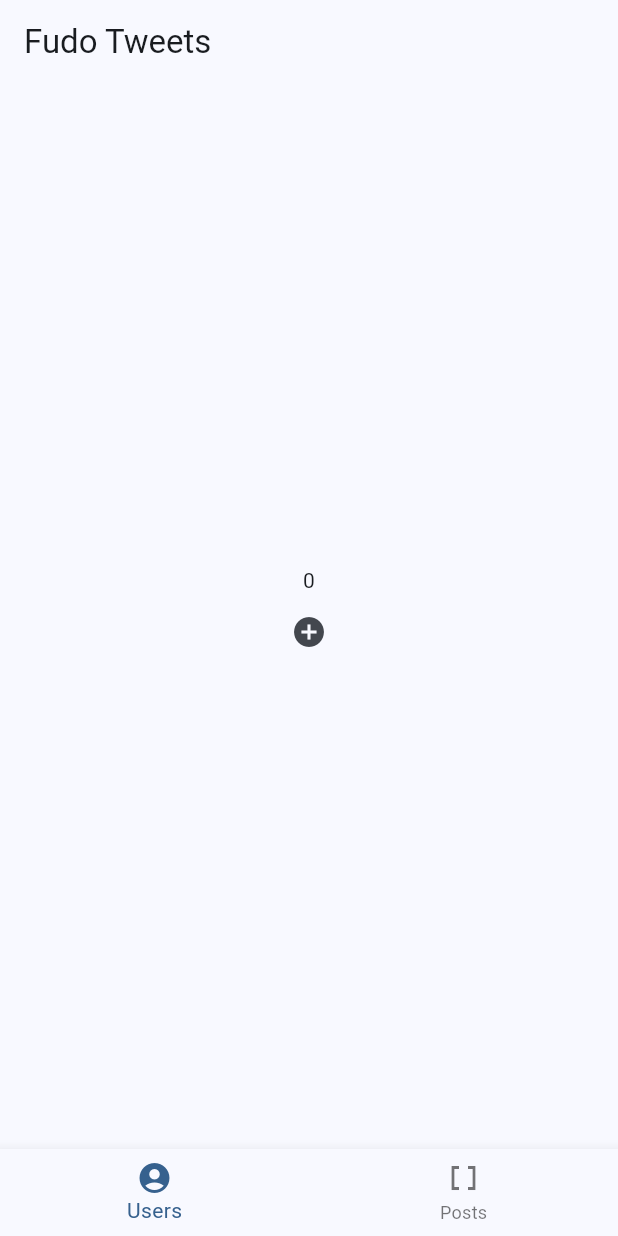
After one commit to gigonzalezs/fudo_challenge, a Flutter app: the screen it shows after launch, on a phone screen of 412 x 824 dp. The commit adds this screen. Run offline on Flutter 3.47's test engine with Material 2 defaults, Android fonts, the phone set to English and light mode, and no system bars; our stand-ins replace flutter_bloc, flutter_login.

Commit message:
spread implementation

```diff
--- /dev/null
+++ b/lib/pages/home6/home6_page.dart
@@ -0,0 +1,79 @@
+
+import 'package:flutter/material.dart';
+import 'package:fudo_challenge/config.dart';
+import 'package:fudo_challenge/framework/spread_state.dart';
+import 'package:fudo_challenge/pages/home6/widgets/posts.dart';
+import 'package:fudo_challenge/pages/home6/widgets/users.dart';
+import '../../framework/spread_builder.dart';
+import 'home6_states.dart';
+
+class HomePage6 extends StatelessWidget {
+  final Users6State users = Users6State(id: 'users');
+  final Posts6State posts = Posts6State(id: 'posts');
+
+  HomePage6({super.key
+  });
+
+
+  @override
+  Widget build(BuildContext context) {
+    SpreadState().emit<Home6PageState>(users);
+    SpreadState().emitEntity(users);
+    SpreadState().emitEntity(posts);
+
+    return Scaffold(
+        appBar: _appbar,
+        bottomNavigationBar: _navigator(context),
+        body: Spread<Home6PageState>(
+          builder: _homeBody,
+        )
+    );
+  }
+
+  Widget _homeBody(BuildContext context, Home6PageState? state) {
+    switch(state.runtimeType) {
+      case Posts6State: {
+        return Posts6Page(posts: posts);
+      }
+      case Users6State:
+      default: {
+        return Users6Page(users: users);
+      }
+    }
+  }
+
+  AppBar get _appbar => AppBar(
+    title: Text(appName),
+  );
+
+  BottomNavigationBar _navigator(BuildContext context) => BottomNavigationBar(
+    onTap: onNavigatorTap,
+    items: const <BottomNavigationBarItem>[
+      BottomNavigationBarItem(
+        icon: Icon(Icons.account_circle),
+        label: 'Users',
+      ),
+      BottomNavigationBarItem(
+        icon: Icon(Icons.data_array),
+        label: 'Posts',
+      ),
+    ],
+  );
+
+
+  Future onNavigatorTap(int index) async {
+    print('navigator tap: $index');
+    switch(index) {
+      case 0: {
+        users.increment();
+        SpreadState().emit<Home6PageState>(users);
+        break;
+      }
+      case 1: {
+        posts.increment();
+        SpreadState().emit<Home6PageState>(posts);
+        break;
+      }
+    }
+  }
+}
--- /dev/null
+++ b/lib/pages/home6/home6_states.dart
@@ -0,0 +1,26 @@
+
+import 'package:fudo_challenge/framework/spread_state.dart';
+
+abstract class Home6PageState
+    implements Entity {
+  final String id;
+  int _count = 0;
+
+  Home6PageState(this.id);
+
+  void increment() {
+    _count ++;
+  }
+  int get count => _count;
+
+  @override
+  String get entityId => id;
+}
+
+class Users6State extends Home6PageState {
+  Users6State({required String id}) : super(id);
+}
+
+class Posts6State extends Home6PageState {
+  Posts6State({required String id}) : super(id);
+}
--- /dev/null
+++ b/lib/pages/home6/widgets/posts.dart
@@ -0,0 +1,33 @@
+
+import 'package:flutter/cupertino.dart';
+import 'package:flutter/material.dart';
+import 'package:fudo_challenge/framework/spread_builder.dart';
+
+import '../../../framework/spread_state.dart';
+import '../home6_states.dart';
+
+class Posts6Page extends StatelessWidget {
+  final Posts6State posts;
+  const Posts6Page({super.key, required this.posts});
+
+  @override
+  Widget build(BuildContext context) => Center(
+    child: Column(
+        mainAxisAlignment: MainAxisAlignment.center,
+        children: [
+          Spread<Posts6State>(
+              entity: posts,
+              builder: (BuildContext context, Posts6State? state) {
+                return Text(state?.count.toString() ?? "<POSTS>");
+              }),
+          IconButton(
+              onPressed: () {
+                print('increment posts');
+                posts.increment();
+                SpreadState().emitEntity(posts);
+              },
+              icon: const Icon(Icons.add_circle))
+        ],
+      )
+  );
+}
--- /dev/null
+++ b/lib/pages/home6/widgets/users.dart
@@ -0,0 +1,32 @@
+import 'package:flutter/cupertino.dart';
+import 'package:flutter/material.dart';
+import 'package:fudo_challenge/framework/spread_builder.dart';
+import 'package:fudo_challenge/framework/spread_state.dart';
+
+import '../home6_states.dart';
+
+class Users6Page extends StatelessWidget {
+  final Users6State users;
+  const Users6Page({super.key, required this.users});
+
+  @override
+  Widget build(BuildContext context) => Center(
+      child: Column(
+        mainAxisAlignment: MainAxisAlignment.center,
+        children: [
+          Spread<Users6State>(
+              entity: users,
+              builder: (BuildContext context, Users6State? state) {
+                return Text(state?.count.toString() ?? "<USERS>");
+              }),
+          IconButton(
+              onPressed: () {
+                print('increment users');
+                users.increment();
+                SpreadState().emitEntity(users);
+              },
+              icon: const Icon(Icons.add_circle))
+        ],
+      )
+  );
+}
--- a/lib/pages/page_builder.dart
+++ b/lib/pages/page_builder.dart
@@ -3,11 +3,11 @@ import 'package:flutter/cupertino.dart';
 import 'package:fudo_challenge/pages/login/login_controller.dart';
 import 'package:fudo_challenge/repositories/JsonPlaceHolderRepository.dart';
 
-import 'home5/home5_page.dart';
+import 'home6/home6_page.dart';
 import 'login/login_page.dart';
 
 class PageBuilder {
-  static Widget buildHomePage() => HomePage5();
+  static Widget buildHomePage() => HomePage6();
   static Widget buildLoginPage() => LoginPage(
       controller: LoginPageController()
   );
```
